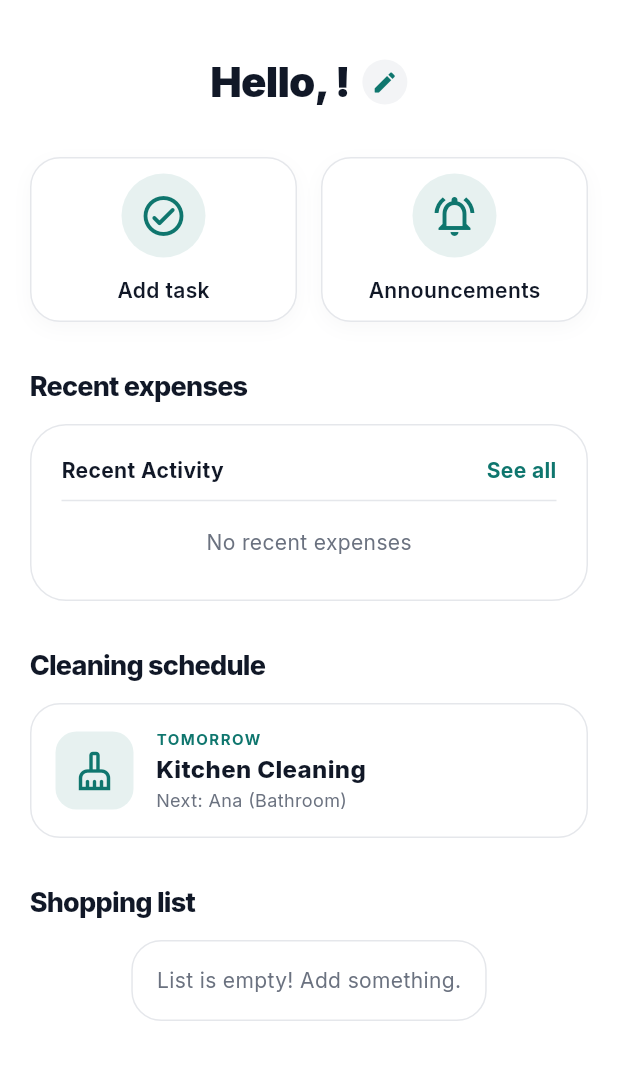
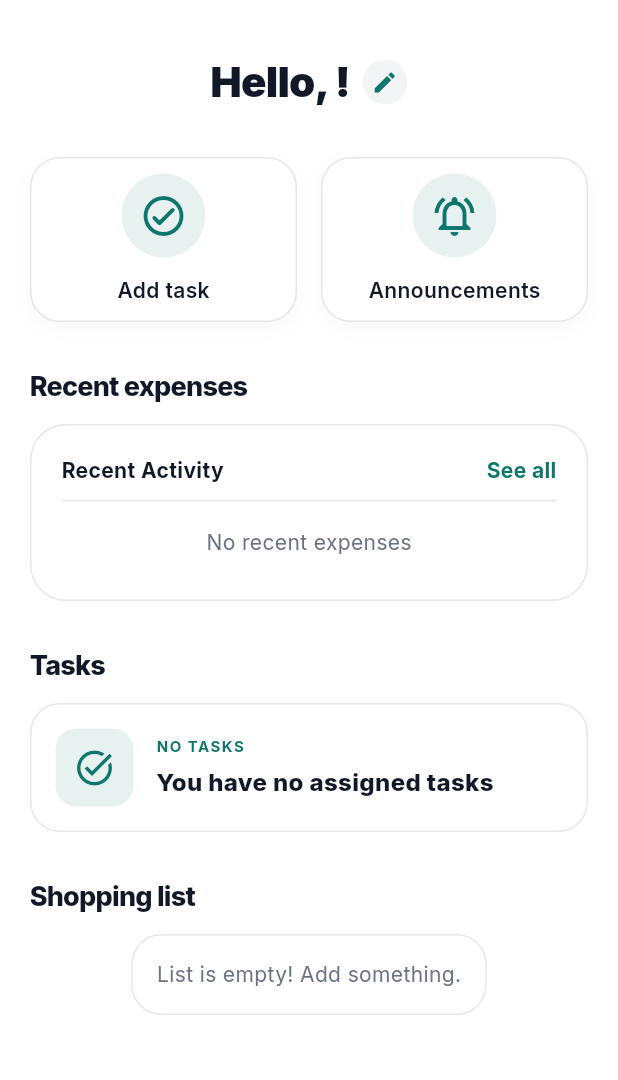
Before and after one commit to JoannaKlis/Roomiez, a Flutter app: the HomeScreen screen opened directly with empty values, on a phone screen of 412 x 824 dp, the part 62-1142 px from its top. Run offline on Flutter 3.47's test engine with Material 3 defaults, Android fonts, the phone set to English and light mode, and no system bars; our stand-ins replace cloud_firestore, firebase_auth, firebase_core, firebase_storage, image_picker; accounts and stored records are empty.

Commit message:
homescreen dynamic

```diff
--- a/lib/screens/home_screen.dart
+++ b/lib/screens/home_screen.dart
@@ -1,5 +1,8 @@
 import 'package:flutter/material.dart';
 import 'package:roomies/services/firestore_service.dart';
+import 'package:firebase_auth/firebase_auth.dart';
+import '../models/task_model.dart';
+import 'package:intl/intl.dart';
 import '../constants.dart';
 import 'tasks_screen.dart';
 import 'expenses_screen.dart';
@@ -204,10 +207,10 @@ class _HomeScreenState extends State<HomeScreen> {
 
               const SizedBox(height: 30),
 
-              // --- SEKCJA: GRAFIK ---
-              const _SectionHeader(title: 'Cleaning schedule'),
+              // --- SEKCJA: ZADANIA ---
+              const _SectionHeader(title: 'Tasks'),
               const SizedBox(height: 12),
-              const _CleaningCard(),
+              const _TasksCard(),
 
               const SizedBox(height: 30),
 
@@ -329,11 +332,53 @@ class _ExpensesCard extends StatelessWidget {
   }
 }
 
-class _CleaningCard extends StatelessWidget {
-  const _CleaningCard({super.key});
+class _TasksCard extends StatelessWidget {
+  const _TasksCard({super.key});
+
+  String _dateLabel(DateTime due) {
+    final now = DateTime.now();
+    final diff = due.difference(DateTime(now.year, now.month, now.day));
+    if (diff.inDays == 0) return 'TODAY';
+    if (diff.inDays == 1) return 'TOMORROW';
+    return DateFormat('dd MMM').format(due).toUpperCase();
+  }
 
   @override
   Widget build(BuildContext context) {
+    final currentUserId = FirebaseAuth.instance.currentUser?.uid ?? '';
+
+    return StreamBuilder<List<Task>>(
+      stream: FirestoreService().getTasks(),
+      builder: (context, snapshot) {
+        if (snapshot.connectionState == ConnectionState.waiting) {
+          return Container(
+            padding: const EdgeInsets.all(16),
+            decoration: BoxDecoration(
+              color: Colors.white,
+              borderRadius: BorderRadius.circular(20),
+              border: Border.all(color: borderColor),
+            ),
+            child: const Center(child: CircularProgressIndicator()),
+          );
+        }
+
+        if (snapshot.hasError) {
+          final err = snapshot.error?.toString() ?? 'unknown error';
+          return Container(
+            padding: const EdgeInsets.all(16),
+            decoration: BoxDecoration(
+              color: Colors.white,
+              borderRadius: BorderRadius.circular(20),
+              border: Border.all(color: borderColor),
+            ),
+            child: Text('Error loading tasks: $err', style: const TextStyle(color: Colors.red)),
+          );
+        }
+
+        final tasks = snapshot.data ?? [];
+        final myTasks = tasks.where((t) => t.assignedToId == currentUserId).toList();
+
+        if (myTasks.isEmpty) {
           return Container(
             padding: const EdgeInsets.all(16),
             decoration: BoxDecoration(
@@ -349,30 +394,76 @@ class _CleaningCard extends StatelessWidget {
                     color: primaryColor.withOpacity(0.1),
                     borderRadius: BorderRadius.circular(14),
                   ),
-            child: const Icon(Icons.cleaning_services_outlined,
-                size: 28, color: primaryColor),
+                  child: const Icon(Icons.task_alt_outlined, size: 28, color: primaryColor),
                 ),
                 const SizedBox(width: 15),
                 Expanded(
                   child: Column(
                     crossAxisAlignment: CrossAxisAlignment.start,
                     children: const [
-                Text("TOMORROW",
+                      Text("NO TASKS",
                           style: TextStyle(
                               color: primaryColor,
                               fontFamily: appFontFamily,
                               fontWeight: FontWeight.bold,
                               fontSize: 10,
                               letterSpacing: 1.0)),
-                SizedBox(height: 2),
-                Text("Kitchen Cleaning",
+                      SizedBox(height: 6),
+                      Text("You have no assigned tasks",
                           style: TextStyle(
                               color: textColor,
                               fontFamily: appFontFamily,
                               fontWeight: FontWeight.w800,
                               fontSize: 16)),
-                Text("Next: Ana (Bathroom)",
-                    style: TextStyle(
+                    ],
+                  ),
+                )
+              ],
+            ),
+          );
+        }
+
+        myTasks.sort((a, b) => a.dueDate.compareTo(b.dueDate));
+        final nearest = myTasks.first;
+
+        return Container(
+          padding: const EdgeInsets.all(16),
+          decoration: BoxDecoration(
+            color: Colors.white,
+            borderRadius: BorderRadius.circular(20),
+            border: Border.all(color: borderColor),
+          ),
+          child: Row(
+            children: [
+              Container(
+                padding: const EdgeInsets.all(12),
+                decoration: BoxDecoration(
+                  color: primaryColor.withOpacity(0.1),
+                  borderRadius: BorderRadius.circular(14),
+                ),
+                child: const Icon(Icons.task_alt_outlined, size: 28, color: primaryColor),
+              ),
+              const SizedBox(width: 15),
+              Expanded(
+                child: Column(
+                  crossAxisAlignment: CrossAxisAlignment.start,
+                  children: [
+                    Text(_dateLabel(nearest.dueDate),
+                        style: const TextStyle(
+                            color: primaryColor,
+                            fontFamily: appFontFamily,
+                            fontWeight: FontWeight.bold,
+                            fontSize: 10,
+                            letterSpacing: 1.0)),
+                    const SizedBox(height: 2),
+                    Text(nearest.title,
+                        style: const TextStyle(
+                            color: textColor,
+                            fontFamily: appFontFamily,
+                            fontWeight: FontWeight.w800,
+                            fontSize: 16)),
+                    Text('Due: ${DateFormat('dd.MM.yyyy HH:mm').format(nearest.dueDate)}',
+                        style: const TextStyle(
                             color: lightTextColor,
                             fontFamily: appFontFamily,
                             fontSize: 12)),
@@ -381,6 +472,8 @@ class _CleaningCard extends StatelessWidget {
               )
             ],
           ),
+        );
+      },
     );
   }
 }
```
Also changed, not shown: lib/models/task_model.dart (+43 -8 lines). Lines whose indentation alone changed are shown as unchanged.
